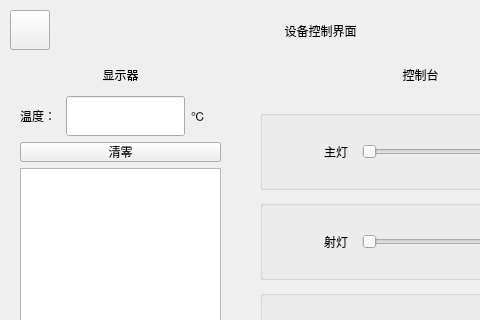
First picture: the form in wps/QT/SmartHome/device.ui, repository Chansla/Training, before the edit; both pictures show x 0 to 480 and y 0 to 320 of the 640 by 480 pixel window.
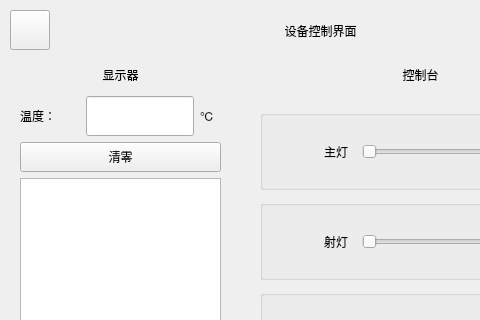
Second picture: the form after the edit.

Diff of the .ui file:
```diff
--- a/wps/QT/SmartHome/device.ui
+++ b/wps/QT/SmartHome/device.ui
@@ -100,13 +100,13 @@
         </property>
         <property name="minimumSize">
          <size>
-          <width>40</width>
+          <width>60</width>
           <height>40</height>
          </size>
         </property>
         <property name="maximumSize">
          <size>
-          <width>40</width>
+          <width>60</width>
           <height>40</height>
          </size>
         </property>
@@ -172,13 +172,13 @@
       <property name="minimumSize">
        <size>
         <width>0</width>
-        <height>20</height>
+        <height>30</height>
        </size>
       </property>
       <property name="maximumSize">
        <size>
         <width>16777215</width>
-        <height>20</height>
+        <height>30</height>
        </size>
       </property>
       <property name="text">
```
